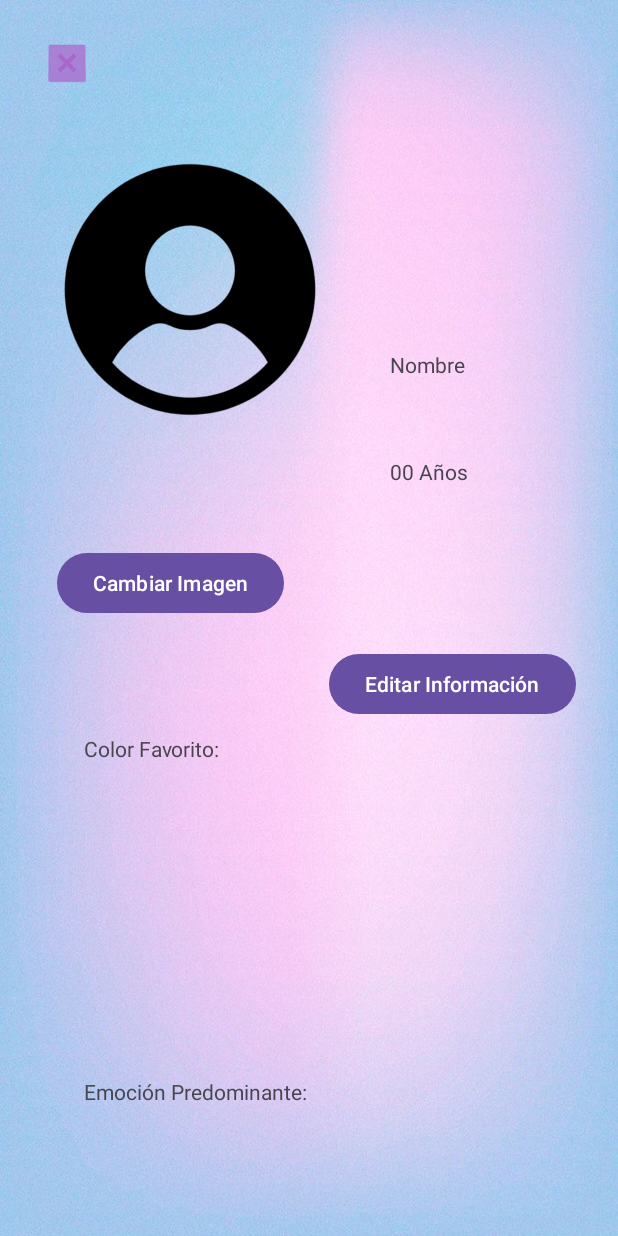
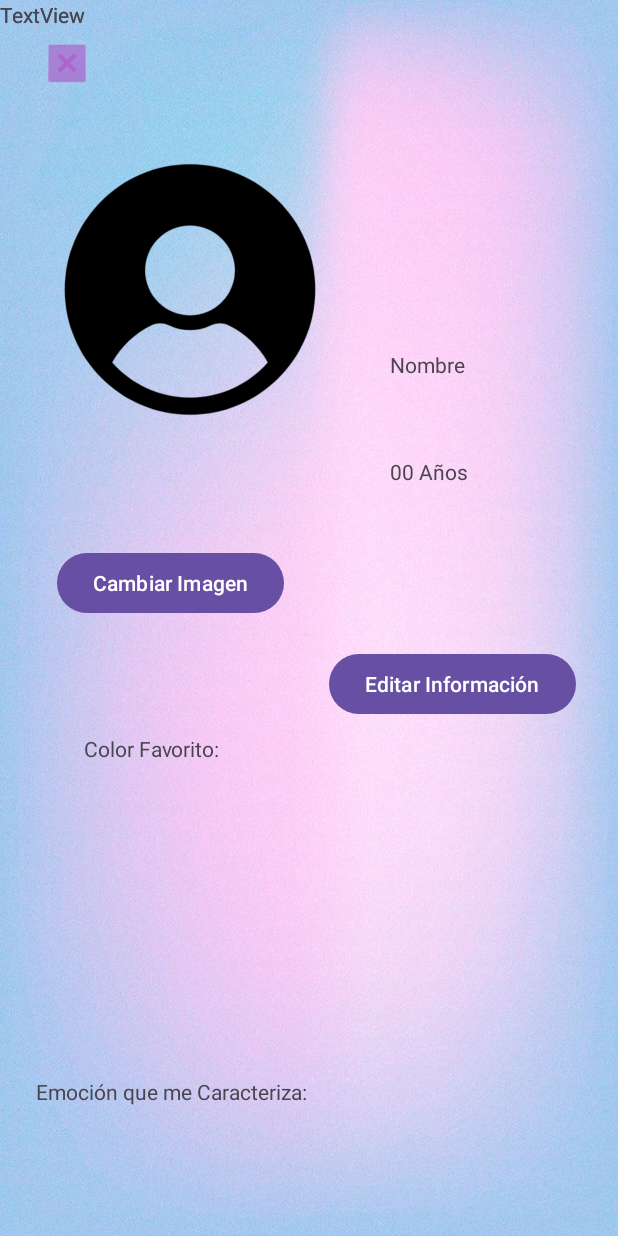
Before and after one commit to lil-mati/HomeworkColormood, an Android app: the ActivityProfile screen opened directly, with no data from a screen before it, on a phone screen of 412 x 824 dp. Run offline under Robolectric (Android 15) with nearby library versions, the phone set to English and light mode, and no system bars.

Commit message:
(Elias) primera parte del activity para el envío de datos

```diff
--- a/app/src/main/AndroidManifest.xml
+++ b/app/src/main/AndroidManifest.xml
@@ -11,6 +11,9 @@
         android:roundIcon="@mipmap/ic_launcher_round"
         android:supportsRtl="true"
         android:theme="@style/Theme.HomeworkColormood">
+        <activity
+            android:name=".FormularioActivity"
+            android:exported="false" />
         <activity
             android:name=".DetallesActivity"
             android:exported="false" />
--- a/app/src/main/java/com/example/homeworkcolormood/ActivityProfile.java
+++ b/app/src/main/java/com/example/homeworkcolormood/ActivityProfile.java
@@ -13,12 +13,7 @@ public class ActivityProfile extends AppCompatActivity {
     @Override
     protected void onCreate(Bundle savedInstanceState) {
         super.onCreate(savedInstanceState);
-        EdgeToEdge.enable(this);
         setContentView(R.layout.layout_profile);
-        ViewCompat.setOnApplyWindowInsetsListener(findViewById(R.id.main), (v, insets) -> {
-            Insets systemBars = insets.getInsets(WindowInsetsCompat.Type.systemBars());
-            v.setPadding(systemBars.left, systemBars.top, systemBars.right, systemBars.bottom);
-            return insets;
-        });
+
     }
 }
--- a/app/src/main/res/layout/layout_profile.xml
+++ b/app/src/main/res/layout/layout_profile.xml
@@ -113,7 +113,7 @@
         android:layout_marginTop="117dp"
         android:layout_marginEnd="207dp"
         android:layout_marginBottom="10dp"
-        android:text="Emoción Predominante:"
+        android:text="Emoción que me Caracteriza:"
         app:layout_constraintBottom_toBottomOf="parent"
         app:layout_constraintEnd_toEndOf="parent"
         app:layout_constraintHorizontal_bias="1.0"
@@ -121,4 +121,20 @@
         app:layout_constraintTop_toBottomOf="@+id/textView3"
         tools:ignore="HardcodedText" />
 
+    <TextView
+        android:id="@+id/textView5"
+        android:layout_width="wrap_content"
+        android:layout_height="wrap_content"
+        android:text="TextView"
+        tools:layout_editor_absoluteX="186dp"
+        tools:layout_editor_absoluteY="442dp" />
+
+    <TextView
+        android:id="@+id/textView6"
+        android:layout_width="wrap_content"
+        android:layout_height="wrap_content"
+        android:text="TextView"
+        tools:layout_editor_absoluteX="236dp"
+        tools:layout_editor_absoluteY="647dp" />
+
 </androidx.constraintlayout.widget.ConstraintLayout>
```
Also changed, not shown: app/src/main/java/com/example/homeworkcolormood/FormularioActivity.java (added, +49 -0 lines), app/src/main/res/layout/layout_formulario.xml (added, +85 -0 lines).
